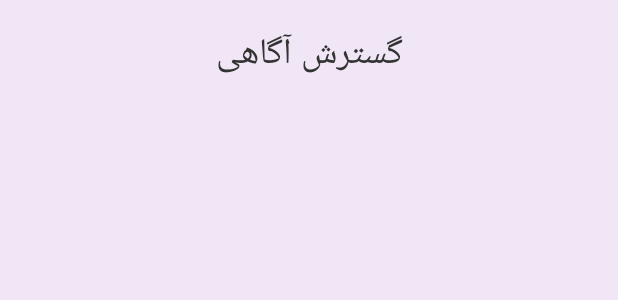
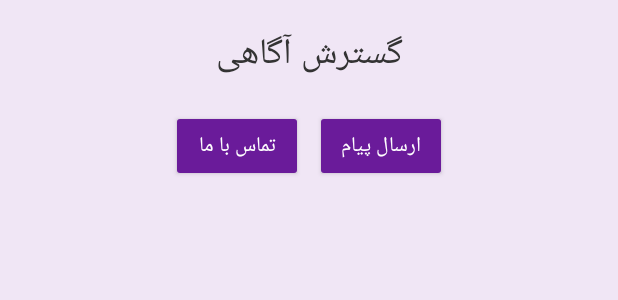
Before and after one commit to k-aghakhani/awareness, an Android app: the layout activity_main.xml on its own in the app's theme, with its tools: preview values and no code run, on a phone screen of 412 x 824 dp. Shown: the top 300 px of the screen. Run offline under Robolectric (Android 15) with nearby library versions, the phone set to English and light mode, and no system bars; network calls fail.

Commit message:
Handling button clicks to open new Activities

```diff
--- a/app/src/main/res/layout/activity_main.xml
+++ b/app/src/main/res/layout/activity_main.xml
@@ -17,6 +17,32 @@
         android:paddingBottom="16dp"
         android:typeface="normal" />
 
+    <LinearLayout
+        android:layout_width="match_parent"
+        android:layout_height="wrap_content"
+        android:orientation="horizontal"
+        android:gravity="center"
+        android:paddingBottom="16dp">
+
+        <Button
+            android:id="@+id/contactUsButton"
+            android:layout_width="wrap_content"
+            android:layout_height="wrap_content"
+            android:text="تماس با ما"
+            android:backgroundTint="#6A1B9A"
+            android:textColor="#FFFFFF"
+            android:layout_marginEnd="8dp" />
+
+        <Button
+            android:id="@+id/contactFormButton"
+            android:layout_width="wrap_content"
+            android:layout_height="wrap_content"
+            android:text="ارسال پیام"
+            android:backgroundTint="#6A1B9A"
+            android:textColor="#FFFFFF" />
+
+    </LinearLayout>
+
     <androidx.recyclerview.widget.RecyclerView
         android:id="@+id/recyclerView"
         android:layout_width="match_parent"
```
Also changed, not shown: app/src/main/java/com/aghakhani/awareness/MainActivity.java (+18 -0 lines).
